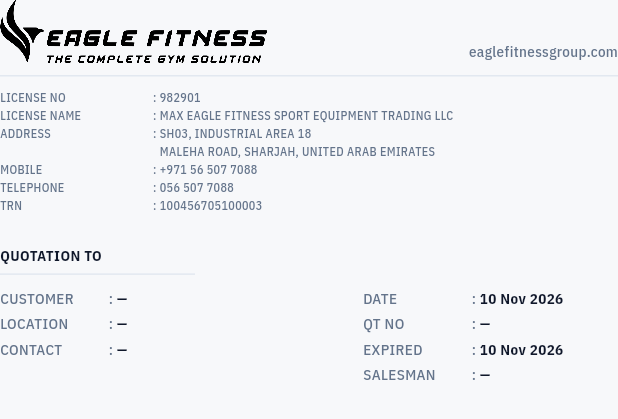
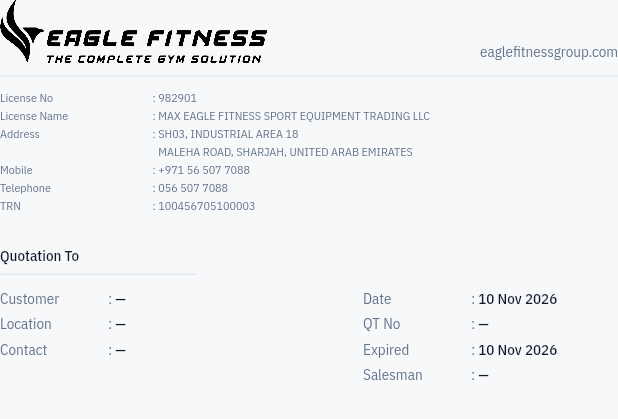
Before and after one commit to eaglefitnessgroup-tech/EagleFlow, a Flutter app: the QuotationCoverSection widget shown alone on an empty page, opened directly with empty values, on a phone screen of 412 x 824 dp. Shown: the top 419 px of the screen. Run offline on Flutter 3.47's test engine with Material 3 defaults, Android fonts, the phone set to English and light mode, and no system bars; our stand-ins replace csv, file_picker, flutter_svg, google_fonts, image_picker, pdf and 5 more; missing offline and left inert: dart:js_interop, excel; accounts and stored records are empty.

Commit message:
feat: refine quotation document layout and typography

```diff
--- a/lib/features/quotations/presentation/preview/components/quotation_product_row.dart
+++ b/lib/features/quotations/presentation/preview/components/quotation_product_row.dart
@@ -71,7 +71,7 @@
                     item.name,
                     style: QuotationDocumentTheme.bodyBold.copyWith(
                       fontSize: QuotationLayoutSpec.productNameFontSize,
-                      fontWeight: FontWeight.w600,
+                      fontWeight: FontWeight.w500,
                       height: QuotationLayoutSpec.productNameLineHeight,
                     ),
                     softWrap: true,
--- a/lib/features/quotations/presentation/preview/components/quotation_totals_block.dart
+++ b/lib/features/quotations/presentation/preview/components/quotation_totals_block.dart
@@ -93,7 +93,7 @@
               crossAxisAlignment: CrossAxisAlignment.start,
               children: [
                 Text(
-                  'AMOUNT IN WORDS',
+                  'Amount in Words',
                   style: QuotationDocumentTheme.smallBold.copyWith(
                     color: QuotationDocumentTheme.textMuted,
                     fontSize: 7.5,
@@ -139,7 +139,7 @@
                   ? '- ${QuotationDocumentFormatters.formatCurrency(amount.abs())}'
                   : QuotationDocumentFormatters.formatCurrency(amount),
               style: isDiscount
-                  ? QuotationDocumentTheme.body.copyWith(color: Colors.red)
+                  ? QuotationDocumentTheme.bodyBold.copyWith(color: Colors.red)
                   : QuotationDocumentTheme.bodyBold,
               textAlign: TextAlign.right,
             ),
--- a/lib/features/quotations/presentation/preview/models/quotation_preview_page.dart
+++ b/lib/features/quotations/presentation/preview/models/quotation_preview_page.dart
@@ -8,12 +8,14 @@
   final List<QuotationLineItem> items;
   final bool hasCover;
   final bool hasTotals;
+  final bool pinTotalsToBottom;
   final bool isLastPage;
 
   const QuotationProductsPageModel({
     required this.items,
     this.hasCover = false,
     this.hasTotals = false,
+    this.pinTotalsToBottom = false,
     this.isLastPage = false,
   });
 }
--- a/lib/features/quotations/presentation/preview/pages/quotation_cover_section.dart
+++ b/lib/features/quotations/presentation/preview/pages/quotation_cover_section.dart
@@ -34,15 +34,15 @@
                 crossAxisAlignment: CrossAxisAlignment.start,
                 mainAxisSize: MainAxisSize.min,
                 children: [
-                  _buildCompanyRow('LICENSE NO', profile.licenseNumber),
-                  _buildCompanyRow('LICENSE NAME', profile.legalName),
+                  _buildCompanyRow('License No', profile.licenseNumber),
+                  _buildCompanyRow('License Name', profile.legalName),
                   _buildCompanyRow(
-                    'ADDRESS',
+                    'Address',
                     '${profile.addressLine1}\n${profile.addressLine2}',
                     maxLines: 2,
                   ),
-                  _buildCompanyRow('MOBILE', profile.mobile),
-                  _buildCompanyRow('TELEPHONE', profile.telephone),
+                  _buildCompanyRow('Mobile', profile.mobile),
+                  _buildCompanyRow('Telephone', profile.telephone),
                   _buildCompanyRow('TRN', profile.trn),
                 ],
               ),
@@ -62,7 +62,7 @@
               child: Column(
                 crossAxisAlignment: CrossAxisAlignment.start,
                 children: [
-                  Text('QUOTATION TO', style: QuotationDocumentTheme.smallBold),
+                  Text('Quotation To', style: QuotationDocumentTheme.smallBold),
                   const SizedBox(
                     height: QuotationLayoutSpec.coverCustomerHeadingSpacing,
                   ),
@@ -80,19 +80,19 @@
                     height: QuotationLayoutSpec.coverCustomerDividerSpacing,
                   ),
                   _buildCustomerRow(
-                    'CUSTOMER',
+                    'Customer',
                     quotation.customerInfo.name.isNotEmpty
                         ? quotation.customerInfo.name
                         : '—',
                   ),
                   _buildCustomerRow(
-                    'LOCATION',
+                    'Location',
                     quotation.customerInfo.projectLocation.isNotEmpty
                         ? quotation.customerInfo.projectLocation
                         : '—',
                   ),
                   _buildCustomerRow(
-                    'CONTACT',
+                    'Contact',
                     quotation.customerInfo.phone.isNotEmpty
                         ? quotation.customerInfo.phone
                         : '—',
@@ -121,25 +121,25 @@
                     height: QuotationLayoutSpec.coverCustomerDividerSpacing,
                   ),
                   _buildCustomerRow(
-                    'DATE',
+                    'Date',
                     QuotationDocumentFormatters.formatDate(
                       quotation.createdDate,
                     ),
                   ),
                   _buildCustomerRow(
-                    'QT NO',
+                    'QT No',
                     quotation.displayQuotationNumber.isNotEmpty
                         ? quotation.displayQuotationNumber
                         : '—',
                   ),
                   _buildCustomerRow(
-                    'EXPIRED',
+                    'Expired',
                     QuotationDocumentFormatters.formatDate(
                       quotation.validUntil,
                     ),
                   ),
                   _buildCustomerRow(
-                    'SALESMAN',
+                    'Salesman',
                     (salespersonName != null && salespersonName!.isNotEmpty)
                         ? salespersonName!
                         : (quotation.salespersonId.isNotEmpty
--- a/lib/features/quotations/presentation/preview/pages/quotation_products_page.dart
+++ b/lib/features/quotations/presentation/preview/pages/quotation_products_page.dart
@@ -46,7 +46,10 @@
             tableLayout: tableLayout,
           );
         }),
+        if (model.hasTotals && model.pinTotalsToBottom) const Spacer(),
         if (model.hasTotals) QuotationTotalsBlock(quotation: quotation),
+        if (model.hasTotals && model.pinTotalsToBottom)
+          const SizedBox(height: QuotationLayoutSpec.paginationSafetySpacing),
       ],
     );
   }
--- a/lib/features/quotations/presentation/preview/quotation_document_theme.dart
+++ b/lib/features/quotations/presentation/preview/quotation_document_theme.dart
@@ -18,61 +18,68 @@
   static const Color background = Colors.white;
 
   // Typography
+  static const String fontFamily = 'IBM Plex Sans Condensed';
+
   static const TextStyle h1 = TextStyle(
-    fontFamily: 'IBM Plex Sans Condensed',
-    fontSize: 28,
-    fontWeight: FontWeight.w800,
+    fontFamily: fontFamily,
+    fontSize: 24,
+    fontWeight: FontWeight.w500,
     color: navy,
-    letterSpacing: 1.5,
+    letterSpacing: -0.3,
     height: 1.2,
   );
 
   static const TextStyle h2 = TextStyle(
-    fontFamily: 'IBM Plex Sans Condensed',
-    fontSize: 22,
-    fontWeight: FontWeight.bold,
+    fontFamily: fontFamily,
+    fontSize: 18,
+    fontWeight: FontWeight.w500,
     color: navy,
+    letterSpacing: -0.2,
     height: 1.3,
   );
 
   static const TextStyle h3 = TextStyle(
-    fontFamily: 'IBM Plex Sans Condensed',
+    fontFamily: fontFamily,
     fontSize: 14,
-    fontWeight: FontWeight.w700,
+    fontWeight: FontWeight.w500,
     color: navy,
-    letterSpacing: 0.5,
+    letterSpacing: 0,
     height: 1.4,
   );
 
   static const TextStyle body = TextStyle(
-    fontFamily: 'IBM Plex Sans Condensed',
+    fontFamily: fontFamily,
     fontSize: 12,
     fontWeight: FontWeight.w400,
     color: textMain,
+    letterSpacing: 0,
     height: 1.6,
   );
 
   static const TextStyle bodyBold = TextStyle(
-    fontFamily: 'IBM Plex Sans Condensed',
+    fontFamily: fontFamily,
     fontSize: 12,
-    fontWeight: FontWeight.w600,
+    fontWeight: FontWeight.w500,
     color: navy,
+    letterSpacing: 0,
     height: 1.6,
   );
 
   static const TextStyle small = TextStyle(
-    fontFamily: 'IBM Plex Sans Condensed',
+    fontFamily: fontFamily,
     fontSize: 10,
-    fontWeight: FontWeight.w500,
+    fontWeight: FontWeight.w400,
     color: textMuted,
+    letterSpacing: 0,
     height: 1.5,
   );
 
   static const TextStyle smallBold = TextStyle(
-    fontFamily: 'IBM Plex Sans Condensed',
+    fontFamily: fontFamily,
     fontSize: 10,
-    fontWeight: FontWeight.w700,
+    fontWeight: FontWeight.w500,
     color: navy,
+    letterSpacing: 0,
     height: 1.5,
   );
 }
--- a/pubspec.yaml
+++ b/pubspec.yaml
@@ -99,10 +99,6 @@
         - asset: assets/fonts/ibm_plex_sans_condensed/IBMPlexSansCondensed-Regular.ttf
         - asset: assets/fonts/ibm_plex_sans_condensed/IBMPlexSansCondensed-Medium.ttf
           weight: 500
-        - asset: assets/fonts/ibm_plex_sans_condensed/IBMPlexSansCondensed-SemiBold.ttf
-          weight: 600
-        - asset: assets/fonts/ibm_plex_sans_condensed/IBMPlexSansCondensed-Bold.ttf
-          weight: 700
 
   # For details regarding fonts from package dependencies,
   # see https://flutter.dev/to/font-from-package
```
Also changed, not shown: lib/features/quotations/application/quotation_pdf_service.dart (+88 -59 lines), lib/features/quotations/presentation/preview/components/quotation_numeric_fit_helper.dart (+8 -7 lines), lib/features/quotations/presentation/preview/pages/quotation_info_page.dart (+7 -7 lines), lib/features/quotations/presentation/preview/utils/quotation_paginator.dart (+19 -13 lines), 9 other files.
